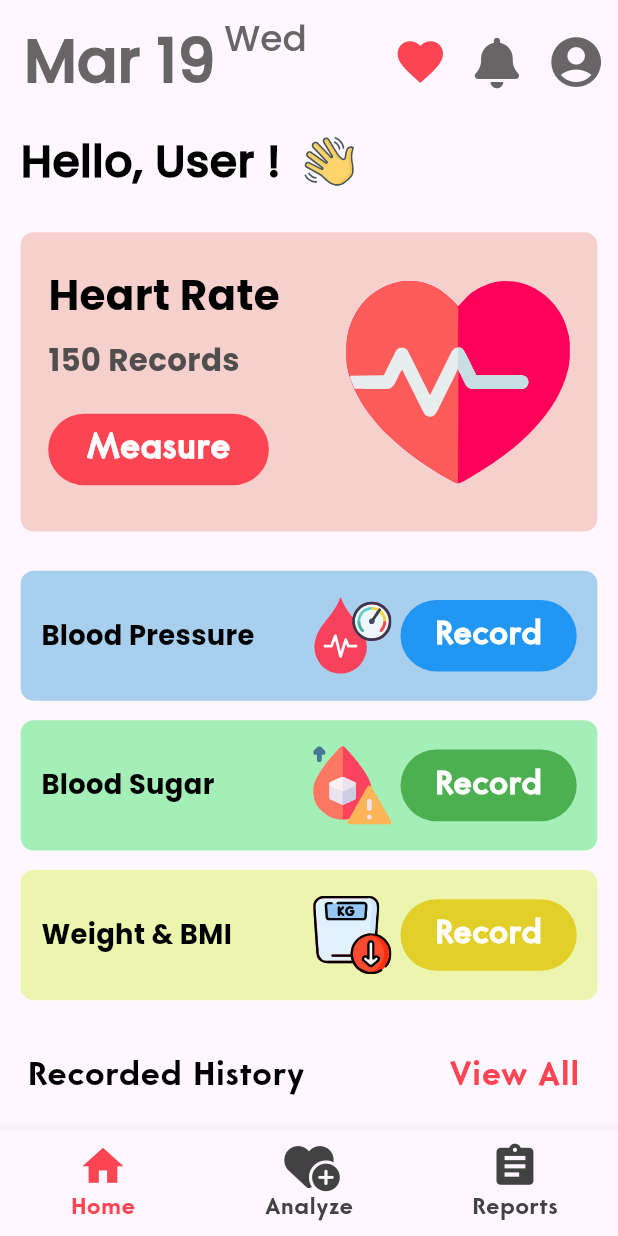
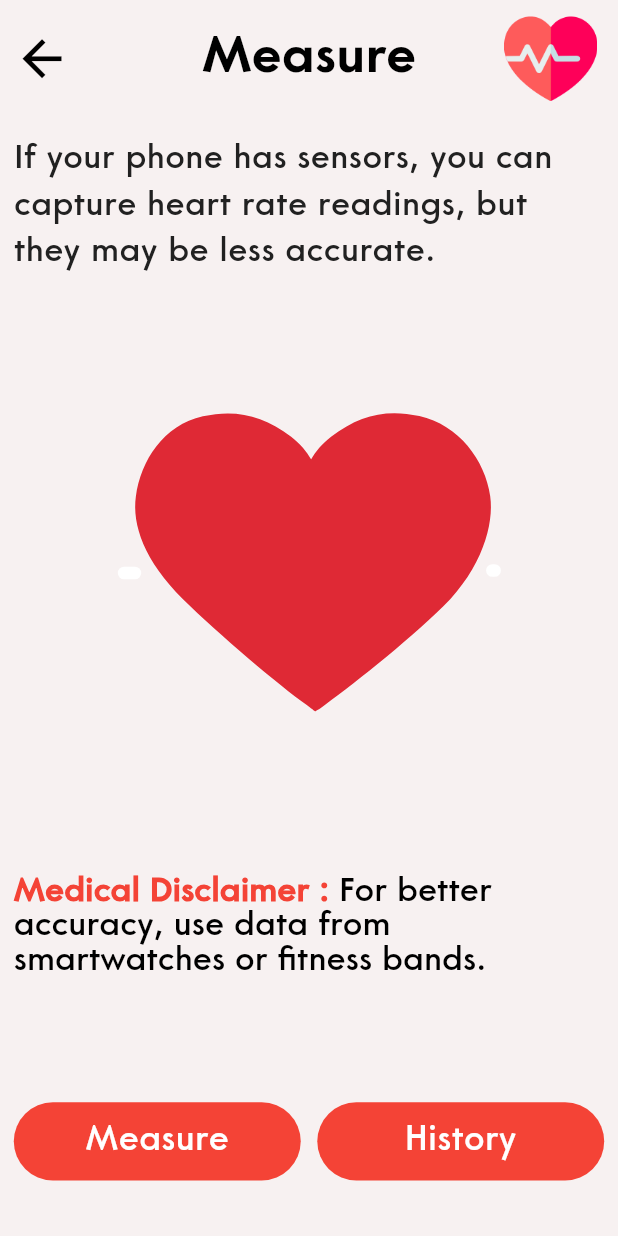
Before and after one commit to NikhilYadav04/health_guardian, a Flutter app: the DashboardScreen screen opened directly, after a tap on "Measure", on a phone screen of 412 x 824 dp. Run offline on Flutter 3.47's test engine with Material 3 defaults, Android fonts, the light colour scheme and no system bars; drawn by our look-alikes of lottie; our stand-ins replace cloud_firestore, firebase_auth, firebase_core, fl_chart, flutter_dotenv, flutter_svg and 7 more; missing offline and left inert: flutter_sliding_toast; accounts and stored records are empty; generated files the repository leaves out were written again.

Commit message:
Added UI Screens

```diff
--- a/lib/screens/dashboard/home_screen.dart
+++ b/lib/screens/dashboard/home_screen.dart
@@ -4,6 +4,7 @@ import 'package:health_guardian/getX_controllers/button/button_controllers.dart'
 import 'package:health_guardian/getX_controllers/profile/profile_controller.dart';
 import 'package:health_guardian/screens/detail-screens/blood-pressure/blood_pressure_detail.dart';
 import 'package:health_guardian/screens/detail-screens/blood-sugar/blood_sugar_detail.dart';
+import 'package:health_guardian/screens/detail-screens/heart-rate/opening_screen_heart.dart';
 import 'package:health_guardian/screens/detail-screens/weight_measure/weight_measure_detail.dart';
 import 'package:health_guardian/styling/images.dart';
 import 'package:health_guardian/styling/sizeConfig.dart';
@@ -26,7 +27,7 @@ class Home_D_Screen extends StatelessWidget {
       ),
 
       //* Disease Cards
-      heartMeasureCard(() {}),
+      heartMeasureCard(() {Get.to(() => OpeningScreenHeart());}),
       SizedBox(
         height: 3.16 * SizeConfig.heightMultiplier,
       ),
--- /dev/null
+++ b/lib/screens/detail-screens/heart-rate/opening_screen_heart.dart
@@ -0,0 +1,91 @@
+import 'package:flutter/material.dart';
+import 'package:get/get.dart';
+import 'package:health_guardian/screens/detail-screens/heart-rate/measure_screen_heart.dart';
+import 'package:health_guardian/styling/images.dart';
+import 'package:health_guardian/styling/sizeConfig.dart';
+import 'package:health_guardian/widgets/auth/login_widgets.dart';
+import 'package:health_guardian/widgets/detail-screen/heart-attack/heart_widgets.dart';
+import 'package:lottie/lottie.dart';
+
+class OpeningScreenHeart extends StatelessWidget {
+  const OpeningScreenHeart({super.key});
+
+  @override
+  Widget build(BuildContext context) {
+    return SafeArea(
+        child: Scaffold(
+      backgroundColor: Color.fromARGB(255, 247, 241, 241),
+      appBar: appBar(),
+      body: Container(
+        padding: EdgeInsets.symmetric(horizontal: 2.2321*SizeConfig.widthMultiplier),
+        child: Column(
+          children: [
+            SizedBox(height: 1.58006*SizeConfig.heightMultiplier,),
+
+            title1Heart(),
+
+            SizedBox(height: 1.0533*SizeConfig.heightMultiplier,),
+
+            LottieBuilder.asset("assets/animations/heart_animation.json",height: 44.2417*SizeConfig.heightMultiplier,width: 100.446*SizeConfig.widthMultiplier,),
+
+            SizedBox(height: 3.16012*SizeConfig.heightMultiplier,),
+
+            title2Heart(),
+
+            SizedBox(height: 10.0070*SizeConfig.heightMultiplier,),
+
+            Row(
+              mainAxisAlignment: MainAxisAlignment.spaceBetween,
+              children: [
+                Expanded(
+                  flex: 1,
+                  child: authButton("Measure", (){
+                    Get.to(()=>MeasureScreenHeart(),transition: Transition.rightToLeft);
+                  }),
+                ),
+                SizedBox(width: 2.6785*SizeConfig.widthMultiplier,),
+                 Expanded(
+                  flex: 1,
+                   child: authButton("History", (){
+                    Get.to(()=>MeasureScreenHeart(),transition: Transition.rightToLeft);
+                                   }),
+                 ),
+              ],
+            )
+          ],
+        ),
+      ),
+    ));
+  }
+}
+
+PreferredSizeWidget appBar() {
+  return AppBar(
+    toolbarHeight:  9.48034*SizeConfig.heightMultiplier,
+    backgroundColor: Color.fromARGB(255, 247, 241, 241),
+    centerTitle: true,
+    title: Text(
+      "Measure",
+      style: TextStyle(
+          color: Colors.black, fontFamily: "CoreSansBold", fontSize: 4.21349*SizeConfig.heightMultiplier),
+    ),
+    leading: IconButton(
+        onPressed: () {
+          Get.back();
+        },
+        icon: Icon(
+          Icons.arrow_back,
+          color: Colors.black,
+          size: 4.74018*SizeConfig.heightMultiplier,
+        )),
+    actions: [
+      Image.asset(
+        Images.heartPNG,
+        scale: 1.00070*SizeConfig.heightMultiplier,
+      ),
+      SizedBox(
+        width: 3.34821*SizeConfig.widthMultiplier,
+      )
+    ],
+  );
+}
--- /dev/null
+++ b/lib/widgets/detail-screen/heart-attack/heart_widgets.dart
@@ -0,0 +1,74 @@
+import 'package:flutter/material.dart';
+import 'package:health_guardian/styling/colors.dart';
+
+Widget title1Heart() {
+  return Text(
+    "If your phone has sensors, you can capture heart rate readings, but they may be less accurate.",
+    style: TextStyle(
+        fontFamily: "CoreSansMed",
+        fontSize: 22,
+        fontWeight: FontWeight.w500,
+        color: Colors.grey.shade900),
+  );
+}
+
+Widget title2Heart() {
+  return RichText(
+    text: TextSpan(
+      children: [
+        TextSpan(
+          text: 'Medical Disclaimer : ',
+          style: TextStyle(color: Colors.red,fontFamily: "CoreSansMed" ,fontSize: 22,fontWeight: FontWeight.bold),
+        ),
+        TextSpan(
+          text:
+              'For better accuracy, use data from smartwatches or fitness bands.',
+          style: TextStyle(color: Colors.black,fontFamily: "CoreSansMed" ,fontSize: 22),
+        ),
+      ],
+    ),
+  );
+}
+
+Widget measureTextWidget(num value,String title){
+  return Text(title,style: TextStyle(fontFamily: "CoreSansBold",fontSize: 33,color: Colors.grey.shade900),);
+}
+
+Widget measureTextWidget2(){
+  return Text("Measuring your heart rate. Please put you fingers on the camera sensor to detect.",maxLines: 2,style: TextStyle(fontFamily: "CoreSansMed",fontSize: 20,color: Colors.grey.shade800,fontWeight: FontWeight.bold),);
+}
+
+Widget heartRate(){
+  return AnimatedContainer(
+   duration:   Duration(milliseconds: 2000),
+    height: 80,
+    padding: EdgeInsets.symmetric(horizontal: 10),
+    child: Container(
+            decoration: BoxDecoration(
+              color: Color.fromARGB(255, 238, 215, 217),
+              borderRadius: BorderRadius.circular(10),
+              boxShadow: [
+                BoxShadow(color: Colours.buttonColorRed,spreadRadius: 3,blurRadius: 5)
+              ]
+            ),
+            child: Center(
+              child:
+               RichText(
+                text: TextSpan(
+                  children: [
+                    TextSpan(
+                      text: 'Heart Rate Is : ',
+                      style: TextStyle(color: Colors.red,fontFamily: "CoreSansMed" ,fontSize: 35,fontWeight: FontWeight.bold),
+                    ),
+                    TextSpan(
+                      text:
+                          '72 BPM',
+                      style: TextStyle(color: Colors.black,fontFamily: "CoreSansMed" ,fontSize: 35),
+                    ),
+                  ],
+                ),
+              ),
+            ),
+          ),
+  );
+}
```
Also changed, not shown: assets/animations/heart_animation.json (added, +1 -0 lines), assets/animations/heart_rate_animation.json (added, +1 -0 lines), lib/screens/detail-screens/heart-rate/measure_screen_heart.dart (added, +124 -0 lines), assets/dashboard/heart_2.png (added).
